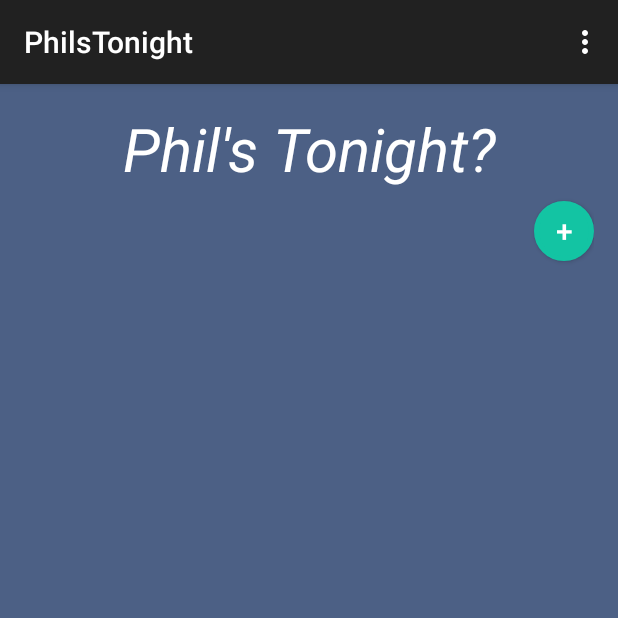
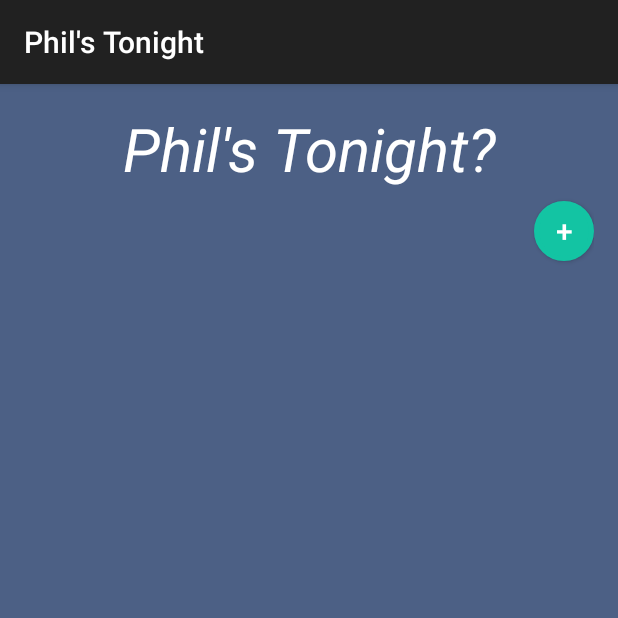
Before and after one commit to vishalkuo/philsTonight, an Android app: the screen it shows after launch (MainActivity), on a phone screen of 412 x 824 dp, the top half of it. Run offline under Robolectric (Android 15) with nearby library versions, the phone set to English and light mode, and no system bars.

Commit message:
Phil's Tonight?

```diff
--- a/PhilsTonight/app/build.gradle
+++ b/PhilsTonight/app/build.gradle
@@ -8,8 +8,8 @@ android {
         applicationId "com.philstonight"
         minSdkVersion 19
         targetSdkVersion 23
-        versionCode 1
-        versionName "1.0"
+        versionCode 2
+        versionName "1.1"
     }
     buildTypes {
         release {
--- a/PhilsTonight/app/src/main/java/com/philstonight/MainActivity.java
+++ b/PhilsTonight/app/src/main/java/com/philstonight/MainActivity.java
@@ -28,13 +28,13 @@ import com.philstonight.ViewAdapters.SquadAdapter;
 import java.util.ArrayList;
 
 public class MainActivity extends AppCompatActivity {
-    static final int REQUEST_SELECT_CONTACT = 1;
-    private Button philsButton;
+    private static final int REQUEST_SELECT_CONTACT = 1;
     private static final String SENT = "SMS_SENT";
     private static final String DELIVERED = "SMS_DELIVERED";
-    private IntentFilter intentFilter;
     private static final String EXTRA_NAME = "name";
     private static final String EXTRA_NUMBER = "number";
+    private Button philsButton;
+    private IntentFilter intentFilter;
     private SmsManager smsMgr;
     private ArrayList<SquadMember> squadList = new ArrayList<>();
     private Button contactButton;
@@ -96,10 +96,6 @@ public class MainActivity extends AppCompatActivity {
 
     @Override
     public boolean onOptionsItemSelected(MenuItem item) {
-        int id = item.getItemId();
-        if (id == R.id.action_settings) {
-            return true;
-        }
         return super.onOptionsItemSelected(item);
     }
 
@@ -146,6 +142,8 @@ public class MainActivity extends AppCompatActivity {
             cursor.close();
         }
     }
+
+
     @Override
     protected void onPause() {
         super.onPause();
--- a/PhilsTonight/app/src/main/res/menu/menu_main.xml
+++ b/PhilsTonight/app/src/main/res/menu/menu_main.xml
@@ -1,6 +1,4 @@
 <menu xmlns:android="http://schemas.android.com/apk/res/android"
     xmlns:app="http://schemas.android.com/apk/res-auto"
     xmlns:tools="http://schemas.android.com/tools" tools:context=".MainActivity">
-    <item android:id="@+id/action_settings" android:title="@string/action_settings"
-        android:orderInCategory="100" app:showAsAction="never" />
 </menu>
--- a/PhilsTonight/app/src/main/res/values/strings.xml
+++ b/PhilsTonight/app/src/main/res/values/strings.xml
@@ -1,5 +1,5 @@
 <resources>
-    <string name="app_name">PhilsTonight</string>
+    <string name="app_name">Phil\'s Tonight</string>
 
     <string name="hello_world">Hello world!</string>
     <string name="action_settings">Settings</string>
```
